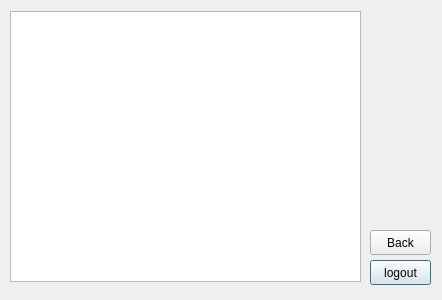
Before: the Qt Designer form browseanimalsview.ui in maliklewis/comp3004, drawn with Qt 5.
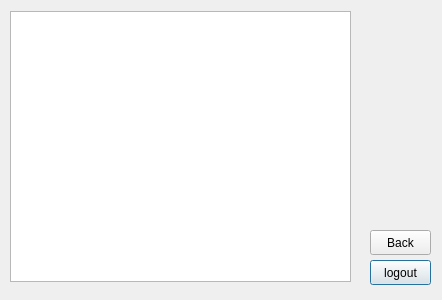
After: the same form once the commit is applied.

The edit to the form file:
```diff
--- a/browseanimalsview.ui
+++ b/browseanimalsview.ui
@@ -18,7 +18,7 @@
     <rect>
      <x>10</x>
      <y>11</y>
-     <width>351</width>
+     <width>341</width>
      <height>271</height>
     </rect>
    </property>
```
